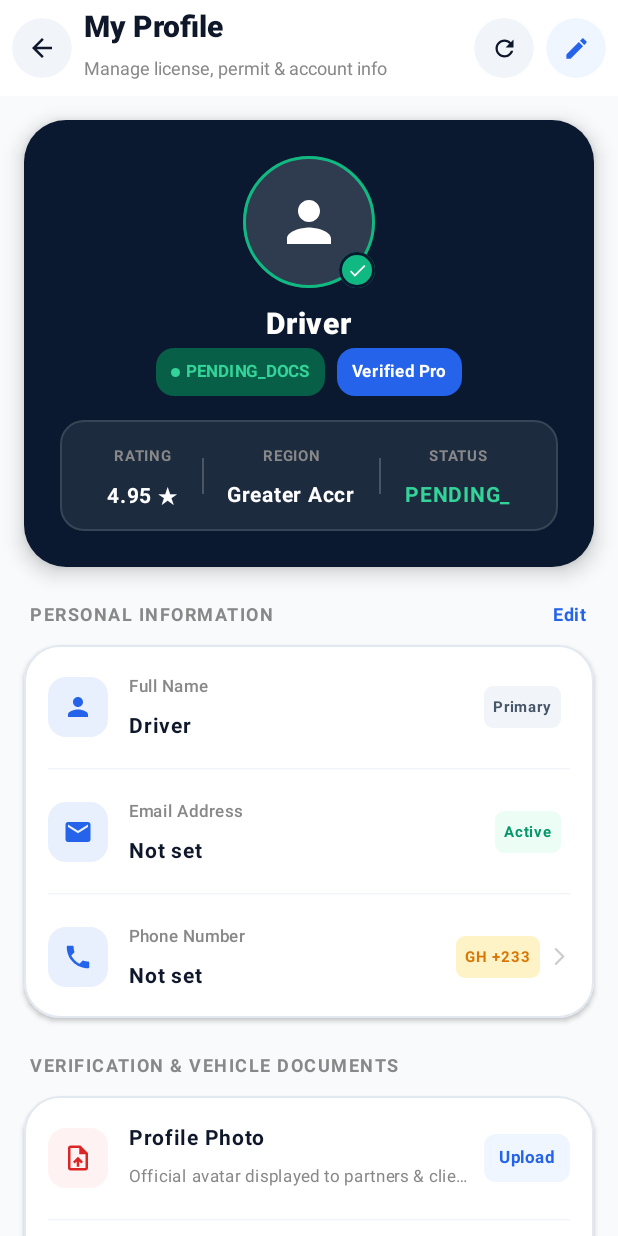
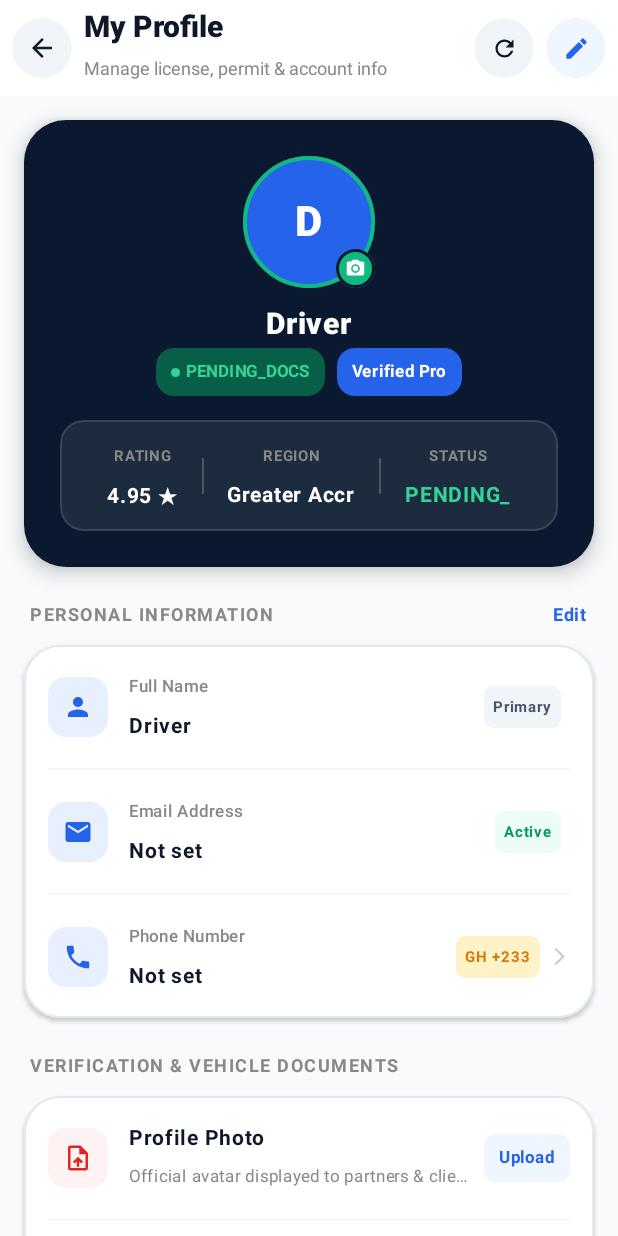
Before and after one commit to tds-creations/fameko-android, an Android app built with Jetpack Compose: the DriverProfileActivity screen opened directly, with no data from a screen before it, on a phone screen of 412 x 824 dp. Run offline under Robolectric (Android 15) with nearby library versions, the light colour scheme and no system bars; pictures from the network do not load.

Commit message:
Enhance DriverProfileScreen avatar with initials fallback and direct tap to upload camera trigger

```diff
--- a/app/src/main/java/com/example/famekodriver/DriverProfileScreen.kt
+++ b/app/src/main/java/com/example/famekodriver/DriverProfileScreen.kt
@@ -252,26 +252,34 @@ fun DriverProfileScreen(onBack: () -> Unit) {
                                 .padding(24.dp),
                             horizontalAlignment = Alignment.CenterHorizontally
                         ) {
-                            // Avatar with glowing ring & checkmark badge
+                            // Avatar with glowing ring & camera badge
+                            val initials = driverName.split(" ").mapNotNull { it.firstOrNull() }.take(2).joinToString("").uppercase().ifEmpty { "DR" }
+                            val hasValidPic = !profilePicUrl.isNullOrBlank() && profilePicUrl != "null" && profilePicUrl != "undefined"
+
                             Box(
-                                modifier = Modifier.size(88.dp)
+                                modifier = Modifier
+                                    .size(88.dp)
+                                    .clickable {
+                                        pendingDocType = "profile_pic"
+                                        pickImageLauncher.launch("image/*")
+                                    }
                             ) {
                                 Surface(
                                     shape = CircleShape,
-                                    color = Color.White.copy(alpha = 0.15f),
+                                    color = Color(0xFF2563EB),
                                     modifier = Modifier.fillMaxSize(),
-                                    border = BorderStroke(2.dp, Color(0xFF10B981))
+                                    border = BorderStroke(2.5.dp, Color(0xFF10B981))
                                 ) {
-                                    if (!profilePicUrl.isNullOrEmpty()) {
+                                    if (hasValidPic) {
                                         AsyncImage(
                                             model = profilePicUrl,
-                                            contentDescription = null,
+                                            contentDescription = "Profile Picture",
                                             modifier = Modifier.fillMaxSize().clip(CircleShape),
                                             contentScale = ContentScale.Crop
                                         )
                                     } else {
                                         Box(contentAlignment = Alignment.Center) {
-                                            Icon(Icons.Default.Person, null, tint = Color.White, modifier = Modifier.size(44.dp))
+                                            Text(initials, color = Color.White, fontWeight = FontWeight.Black, fontSize = 28.sp)
                                         }
                                     }
                                 }
@@ -279,12 +287,12 @@ fun DriverProfileScreen(onBack: () -> Unit) {
                                     shape = CircleShape,
                                     color = Color(0xFF10B981),
                                     modifier = Modifier
-                                        .size(24.dp)
+                                        .size(26.dp)
                                         .align(Alignment.BottomEnd),
                                     border = BorderStroke(2.dp, Color(0xFF0A192F))
                                 ) {
                                     Box(contentAlignment = Alignment.Center) {
-                                        Icon(Icons.Default.Check, null, tint = Color.White, modifier = Modifier.size(14.dp))
+                                        Icon(Icons.Default.CameraAlt, null, tint = Color.White, modifier = Modifier.size(14.dp))
                                     }
                                 }
                             }
```
